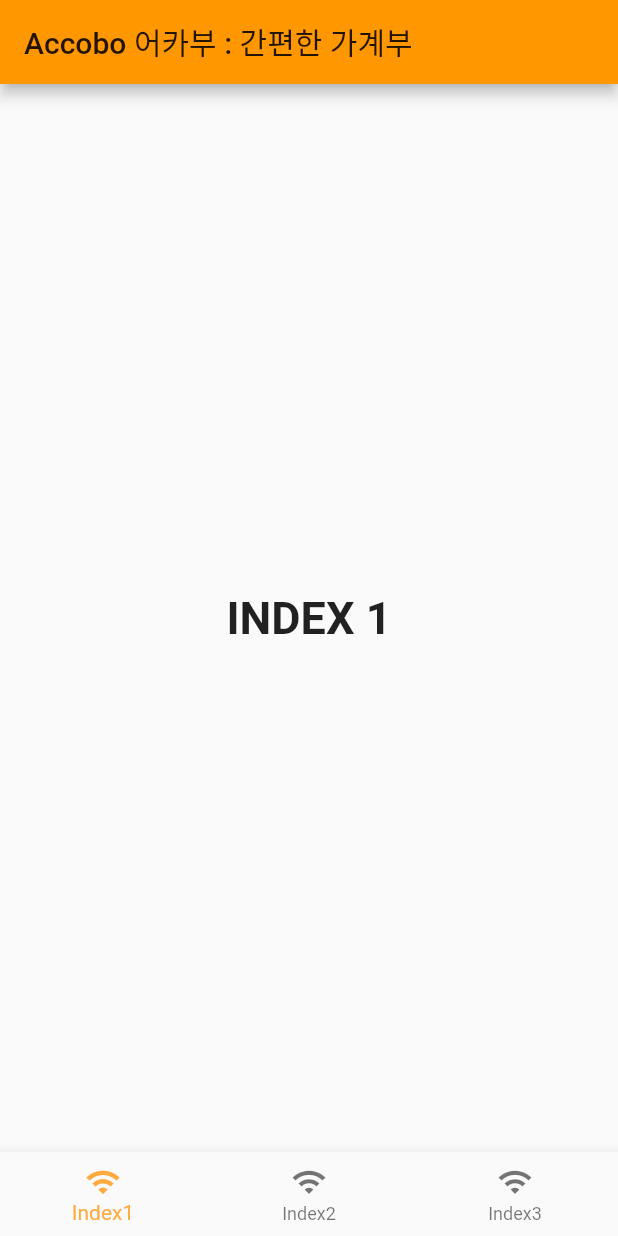
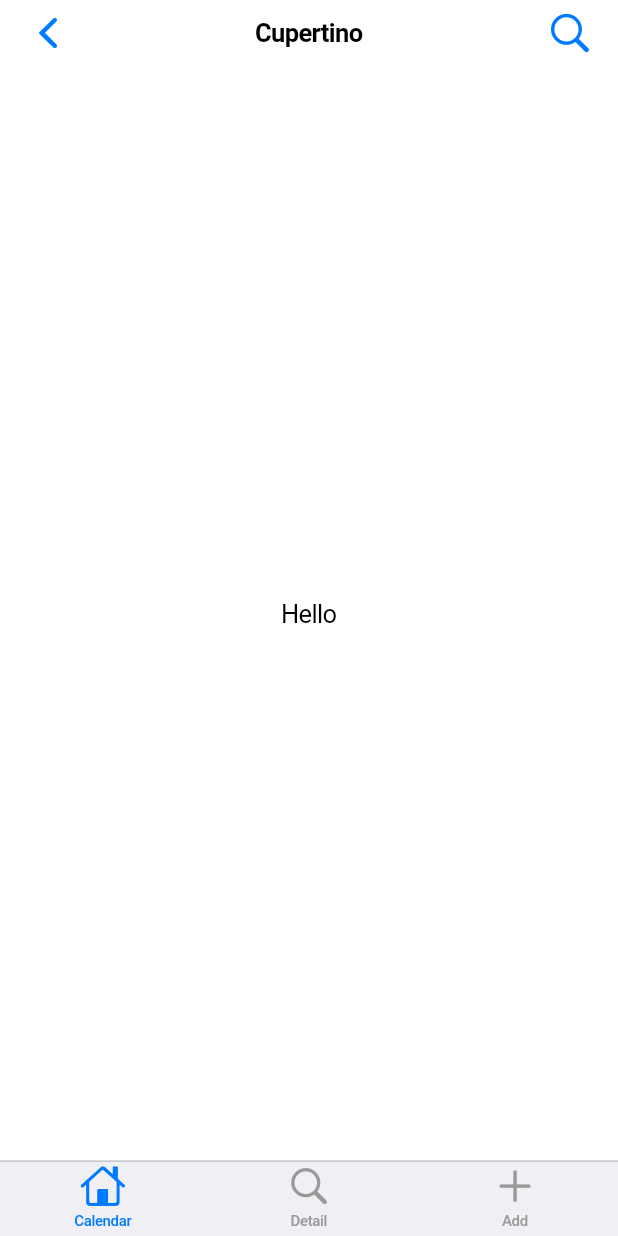
Before and after one commit to xeken/accobo, a Flutter app: the screen it shows after launch, on a phone screen of 412 x 824 dp. Run offline on Flutter 3.47's test engine with Material 2 defaults, Android fonts, the phone set to English and light mode, and no system bars.

Commit message:
xeken
[UPDATE]

```diff
--- a/lib/main.dart
+++ b/lib/main.dart
@@ -1,73 +1,20 @@
-import 'package:flutter/material.dart';
+import 'package:accobo/pages/MainRouter.dart';
+import 'package:flutter/cupertino.dart';
 
 void main() => runApp(MyApp());
 
 class MyApp extends StatelessWidget {
-  // This widget is the root of your application.
+
   @override
   Widget build(BuildContext context) {
-    return MaterialApp(
-      title: 'Flutter Demo',
-      theme: ThemeData(
-        primarySwatch: Colors.orange,
+    return CupertinoApp(
+      theme: CupertinoThemeData(
+        barBackgroundColor: CupertinoColors.extraLightBackgroundGray,
+        primaryColor: CupertinoColors.activeBlue
+        ),
+      home: MainRouter(
+        title: "MainRouter",
       ),
-      home: MyHomePage(title: 'Accobo 어카부 : 간편한 가계부'),
     );
   }
 }
-
-class MyHomePage extends StatefulWidget {
-  MyHomePage({Key key, this.title}) : super(key: key);
-
-  final String title;
-
-  @override
-  _MyHomePageState createState() => _MyHomePageState();
-}
-
-class _MyHomePageState extends State<MyHomePage> {
-
-  int _selectedIndex = 0;
-  static const TextStyle pageStyle = TextStyle(fontSize: 30, fontWeight: FontWeight.bold);
-  static const List<Widget> _pages = <Widget>[
-    Text('INDEX 1', style: pageStyle,),
-    Text('INDEX 2', style: pageStyle,),
-    Text('INDEX 3', style: pageStyle,),
-  ];
-  void _onItemTapped(int index){
-    setState(() {
-      _selectedIndex = index;
-    });
-  }
-  @override
-  Widget build(BuildContext context) {
-    return Scaffold(
-      appBar: AppBar(
-        title: Text(widget.title),
-      ),
-      body: Center(
-        child: _pages.elementAt(_selectedIndex),
-        ),
-      bottomNavigationBar: BottomNavigationBar(
-        type: BottomNavigationBarType.fixed,
-        items: <BottomNavigationBarItem>[
-          BottomNavigationBarItem(
-            icon: Icon(Icons.wifi),
-            title: Text("Index1"),
-            ),
-            BottomNavigationBarItem(
-            icon: Icon(Icons.wifi),
-            title: Text("Index2"),
-            ),
-            BottomNavigationBarItem(
-            icon: Icon(Icons.wifi),
-            title: Text("Index3"),
-            ),
-        ],
-        currentIndex: _selectedIndex,
-        selectedItemColor: Colors.orangeAccent,
-        onTap: _onItemTapped,
-      )
-    );
-  }
-}
--- /dev/null
+++ b/lib/models/AccoboItem.dart
@@ -0,0 +1,3 @@
+class AccoboItem{
+
+}
--- /dev/null
+++ b/lib/pages/AddItem.dart
@@ -0,0 +1,11 @@
+
+import 'package:flutter/cupertino.dart';
+
+class AddItem extends StatefulWidget{
+  @override
+  State<StatefulWidget> createState() {
+    // TODO: implement createState
+    return null;
+  }
+
+}
--- /dev/null
+++ b/lib/pages/Calendar.dart
@@ -0,0 +1,21 @@
+import 'package:flutter/cupertino.dart';
+
+class Calendar extends StatelessWidget{
+
+  Widget build(BuildContext context){
+    return CupertinoPageScaffold(
+
+      child: Center(
+        child: Text("Hello"),
+         ),
+         navigationBar: CupertinoNavigationBar(
+           leading: Icon(CupertinoIcons.back),
+           middle: Text("Cupertino"),
+           trailing: Icon(CupertinoIcons.search),
+           ),
+
+          backgroundColor: CupertinoColors.white,
+
+    );
+  }
+}
--- /dev/null
+++ b/lib/pages/DetailView.dart
@@ -0,0 +1,10 @@
+
+import 'package:flutter/cupertino.dart';
+
+class DetailView extends StatefulWidget{
+  @override
+  State<StatefulWidget> createState() {
+    return null;
+  }
+
+}
--- /dev/null
+++ b/lib/pages/MainRouter.dart
@@ -0,0 +1,80 @@
+import 'package:accobo/pages/AddItem.dart';
+import 'package:accobo/pages/DetailView.dart';
+import 'package:accobo/pages/calendar.dart';
+import 'package:flutter/cupertino.dart';
+import 'package:flutter/material.dart';
+
+class MainRouter extends StatefulWidget{
+  MainRouter({Key key, this.title}) : super(key: key);
+
+  final String title;
+
+  @override
+  _MainRouter createState() => _MainRouter();
+
+  }
+
+  class _MainRouter extends State<MainRouter>{
+
+    int currentTapIndex = 0;
+
+    onTapped(int index){
+      setState(() {
+        currentTapIndex = index;
+      });
+    }
+
+  @override
+  Widget build(BuildContext context) {
+    return CupertinoTabScaffold(
+      tabBar:  CupertinoTabBar(items: [
+        BottomNavigationBarItem(
+          icon: Icon(CupertinoIcons.home),
+          title: Text("Calendar")),
+        BottomNavigationBarItem(
+          icon: Icon(CupertinoIcons.search),
+          title: Text("Detail")),
+        BottomNavigationBarItem(
+          icon: Icon(CupertinoIcons.add),
+          title: Text("Add")),
+      ]),
+      tabBuilder: (context, index){
+        switch(index){
+          case 0:
+            return Calendar();
+            break;
+          case 1:
+            return DetailView();
+            break;
+          case 2:
+            return AddItem();
+            break;
+          default:
+            return Calendar();
+            break;
+        }
+        return Floating();
+      },
+    );
+  }
+
+
+}
+
+class Floating extends StatelessWidget {
+  const Floating({
+    Key key,
+  }) : super(key: key);
+
+  @override
+  Widget build(BuildContext context) {
+    return Scaffold(
+      floatingActionButtonLocation: FloatingActionButtonLocation.centerDocked,
+      floatingActionButton: FloatingActionButton.extended(
+        onPressed: (){},
+        label: null,
+        icon: Icon(CupertinoIcons.add),
+        )
+    );
+  }
+}
```
Also changed, not shown: 1 other file.
